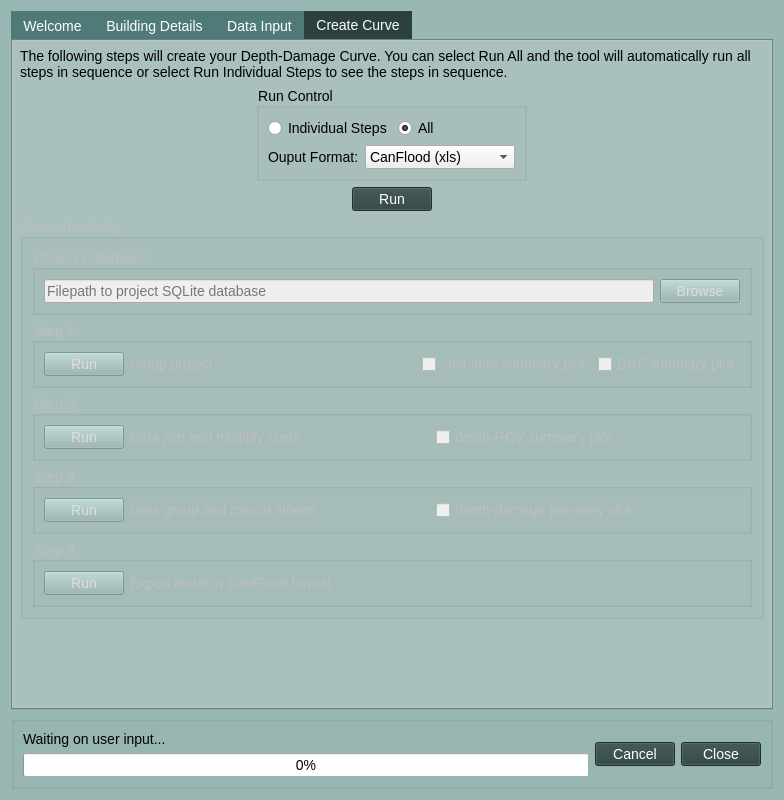
Qt form cancurve/bldgs/cc_bldgs_dialog.ui (NRCan/CanCurve) before a commit.
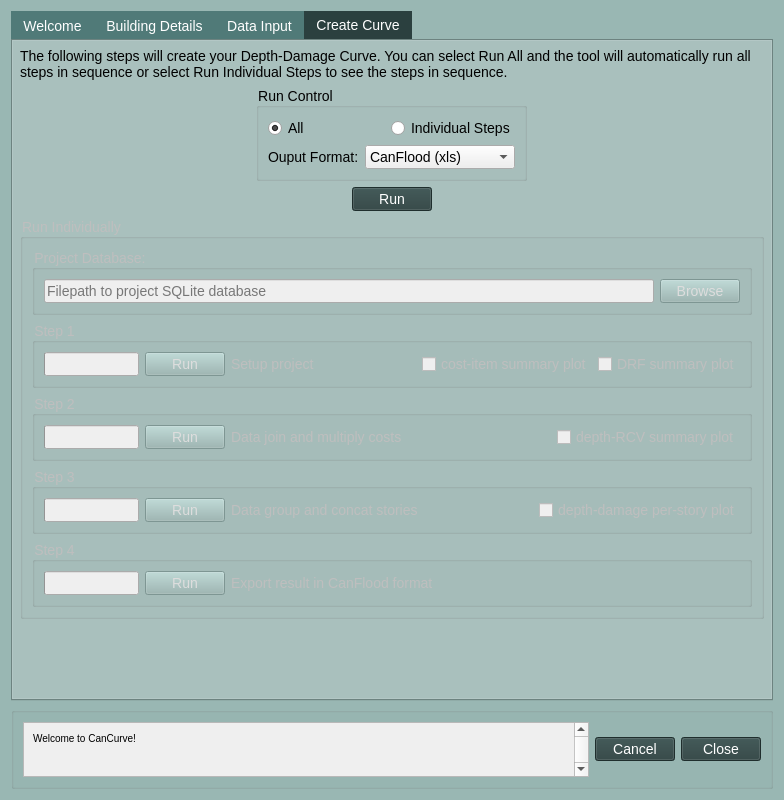
The same form after that commit. Icons and pictures are not drawn.

Patch:
```diff
--- a/cancurve/bldgs/cc_bldgs_dialog.ui
+++ b/cancurve/bldgs/cc_bldgs_dialog.ui
@@ -858,7 +858,7 @@
      </widget>
      <widget class="QWidget" name="tab4actions">
       <property name="sizePolicy">
-       <sizepolicy hsizetype="Expanding" vsizetype="Preferred">
+       <sizepolicy hsizetype="Preferred" vsizetype="Preferred">
         <horstretch>0</horstretch>
         <verstretch>0</verstretch>
        </sizepolicy>
@@ -909,16 +909,6 @@
            <layout class="QVBoxLayout" name="verticalLayout_15">
             <item>
              <layout class="QHBoxLayout" name="horizontalLayout">
-              <item>
-               <widget class="QRadioButton" name="radioButton_tab4actions_runControl_individ">
-                <property name="text">
-                 <string>Individual Steps</string>
-                </property>
-                <attribute name="buttonGroup">
-                 <string notr="true">buttonGroup_runControl</string>
-                </attribute>
-               </widget>
-              </item>
               <item>
                <widget class="QRadioButton" name="radioButton_tab4actions_runControl_all">
                 <property name="text">
@@ -932,6 +922,16 @@
                 </attribute>
                </widget>
               </item>
+              <item>
+               <widget class="QRadioButton" name="radioButton_tab4actions_runControl_individ">
+                <property name="text">
+                 <string>Individual Steps</string>
+                </property>
+                <attribute name="buttonGroup">
+                 <string notr="true">buttonGroup_runControl</string>
+                </attribute>
+               </widget>
+              </item>
              </layout>
             </item>
             <item>
@@ -1041,6 +1041,22 @@
                <string>Step 1</string>
               </property>
               <layout class="QHBoxLayout" name="horizontalLayout_4">
+               <item>
+                <widget class="QProgressBar" name="progressBar_tab4actions_step1">
+                 <property name="sizePolicy">
+                  <sizepolicy hsizetype="Fixed" vsizetype="Fixed">
+                   <horstretch>0</horstretch>
+                   <verstretch>0</verstretch>
+                  </sizepolicy>
+                 </property>
+                 <property name="value">
+                  <number>0</number>
+                 </property>
+                 <property name="textVisible">
+                  <bool>false</bool>
+                 </property>
+                </widget>
+               </item>
                <item>
                 <widget class="QPushButton" name="pushButton_tab4actions_step1">
                  <property name="enabled">
@@ -1069,14 +1085,14 @@
                   <bool>false</bool>
                  </property>
                  <property name="sizePolicy">
-                  <sizepolicy hsizetype="Fixed" vsizetype="Preferred">
+                  <sizepolicy hsizetype="Preferred" vsizetype="Preferred">
                    <horstretch>0</horstretch>
                    <verstretch>0</verstretch>
                   </sizepolicy>
                  </property>
                  <property name="minimumSize">
                   <size>
-                   <width>300</width>
+                   <width>0</width>
                    <height>0</height>
                   </size>
                  </property>
@@ -1085,6 +1101,19 @@
                  </property>
                 </widget>
                </item>
+               <item>
+                <spacer name="horizontalSpacer_3">
+                 <property name="orientation">
+                  <enum>Qt::Horizontal</enum>
+                 </property>
+                 <property name="sizeHint" stdset="0">
+                  <size>
+                   <width>40</width>
+                   <height>20</height>
+                  </size>
+                 </property>
+                </spacer>
+               </item>
                <item>
                 <widget class="QCheckBox" name="checkBox_tab4actions_step1_ciPlot">
                  <property name="enabled">
@@ -1120,6 +1149,22 @@
                <string>Step 2</string>
               </property>
               <layout class="QHBoxLayout" name="horizontalLayout_5">
+               <item>
+                <widget class="QProgressBar" name="progressBar_tab4actions_step2">
+                 <property name="sizePolicy">
+                  <sizepolicy hsizetype="Fixed" vsizetype="Fixed">
+                   <horstretch>0</horstretch>
+                   <verstretch>0</verstretch>
+                  </sizepolicy>
+                 </property>
+                 <property name="value">
+                  <number>0</number>
+                 </property>
+                 <property name="textVisible">
+                  <bool>false</bool>
+                 </property>
+                </widget>
+               </item>
                <item>
                 <widget class="QPushButton" name="pushButton_tab4actions_step2">
                  <property name="enabled">
@@ -1149,7 +1194,7 @@
                  </property>
                  <property name="minimumSize">
                   <size>
-                   <width>300</width>
+                   <width>0</width>
                    <height>0</height>
                   </size>
                  </property>
@@ -1158,6 +1203,19 @@
                  </property>
                 </widget>
                </item>
+               <item>
+                <spacer name="horizontalSpacer_4">
+                 <property name="orientation">
+                  <enum>Qt::Horizontal</enum>
+                 </property>
+                 <property name="sizeHint" stdset="0">
+                  <size>
+                   <width>40</width>
+                   <height>20</height>
+                  </size>
+                 </property>
+                </spacer>
+               </item>
                <item>
                 <widget class="QCheckBox" name="checkBox_tab4actions_step2_plot">
                  <property name="enabled">
@@ -1180,6 +1238,22 @@
                <string>Step 3</string>
               </property>
               <layout class="QHBoxLayout" name="horizontalLayout_6">
+               <item>
+                <widget class="QProgressBar" name="progressBar_tab4actions_step3">
+                 <property name="sizePolicy">
+                  <sizepolicy hsizetype="Fixed" vsizetype="Fixed">
+                   <horstretch>0</horstretch>
+                   <verstretch>0</verstretch>
+                  </sizepolicy>
+                 </property>
+                 <property name="value">
+                  <number>0</number>
+                 </property>
+                 <property name="textVisible">
+                  <bool>false</bool>
+                 </property>
+                </widget>
+               </item>
                <item>
                 <widget class="QPushButton" name="pushButton_tab4actions_step3">
                  <property name="enabled">
@@ -1209,7 +1283,7 @@
                  </property>
                  <property name="minimumSize">
                   <size>
-                   <width>300</width>
+                   <width>0</width>
                    <height>0</height>
                   </size>
                  </property>
@@ -1218,6 +1292,19 @@
                  </property>
                 </widget>
                </item>
+               <item>
+                <spacer name="horizontalSpacer_5">
+                 <property name="orientation">
+                  <enum>Qt::Horizontal</enum>
+                 </property>
+                 <property name="sizeHint" stdset="0">
+                  <size>
+                   <width>40</width>
+                   <height>20</height>
+                  </size>
+                 </property>
+                </spacer>
+               </item>
                <item>
                 <widget class="QCheckBox" name="checkBox_tab4actions_step3_plot">
                  <property name="enabled">
@@ -1240,6 +1327,22 @@
                <string>Step 4</string>
               </property>
               <layout class="QHBoxLayout" name="horizontalLayout_3">
+               <item>
+                <widget class="QProgressBar" name="progressBar_tab4actions_step4">
+                 <property name="sizePolicy">
+                  <sizepolicy hsizetype="Fixed" vsizetype="Fixed">
+                   <horstretch>0</horstretch>
+                   <verstretch>0</verstretch>
+                  </sizepolicy>
+                 </property>
+                 <property name="value">
+                  <number>0</number>
+                 </property>
+                 <property name="textVisible">
+                  <bool>false</bool>
+                 </property>
+                </widget>
+               </item>
                <item>
                 <widget class="QPushButton" name="pushButton_tab4actions_step4">
                  <property name="enabled">
@@ -1262,14 +1365,14 @@
                   <bool>false</bool>
                  </property>
                  <property name="sizePolicy">
-                  <sizepolicy hsizetype="Fixed" vsizetype="Preferred">
+                  <sizepolicy hsizetype="Fixed" vsizetype="Expanding">
                    <horstretch>0</horstretch>
                    <verstretch>0</verstretch>
                   </sizepolicy>
                  </property>
                  <property name="minimumSize">
                   <size>
-                   <width>300</width>
+                   <width>0</width>
                    <height>0</height>
                   </size>
                  </property>
@@ -1321,6 +1424,18 @@
    </item>
    <item>
     <widget class="QGroupBox" name="status">
+     <property name="sizePolicy">
+      <sizepolicy hsizetype="Expanding" vsizetype="Fixed">
+       <horstretch>0</horstretch>
+       <verstretch>0</verstretch>
+      </sizepolicy>
+     </property>
+     <property name="minimumSize">
+      <size>
+       <width>0</width>
+       <height>50</height>
+      </size>
+     </property>
      <property name="title">
       <string/>
      </property>
@@ -1328,17 +1443,95 @@
       <item>
        <layout class="QVBoxLayout" name="verticalLayout_6">
         <item>
-         <widget class="QLabel" name="progressText">
-          <property name="text">
-           <string>Waiting on user input...</string>
+         <widget class="QScrollArea" name="scrollArea_2">
+          <property name="sizePolicy">
+           <sizepolicy hsizetype="Expanding" vsizetype="Fixed">
+            <horstretch>0</horstretch>
+            <verstretch>0</verstretch>
+           </sizepolicy>
           </property>
-         </widget>
-        </item>
-        <item>
-         <widget class="QProgressBar" name="progressBar_2">
-          <property name="value">
-           <number>0</number>
+          <property name="minimumSize">
+           <size>
+            <width>0</width>
+            <height>55</height>
+           </size>
           </property>
+          <property name="maximumSize">
+           <size>
+            <width>16777215</width>
+            <height>60</height>
+           </size>
+          </property>
+          <property name="widgetResizable">
+           <bool>true</bool>
+          </property>
+          <widget class="QWidget" name="scrollAreaWidgetContents_2">
+           <property name="geometry">
+            <rect>
+             <x>0</x>
+             <y>0</y>
+             <width>578</width>
+             <height>55</height>
+            </rect>
+           </property>
+           <property name="sizePolicy">
+            <sizepolicy hsizetype="Preferred" vsizetype="Fixed">
+             <horstretch>0</horstretch>
+             <verstretch>0</verstretch>
+            </sizepolicy>
+           </property>
+           <property name="minimumSize">
+            <size>
+             <width>0</width>
+             <height>55</height>
+            </size>
+           </property>
+           <property name="maximumSize">
+            <size>
+             <width>16777215</width>
+             <height>55</height>
+            </size>
+           </property>
+           <layout class="QVBoxLayout" name="verticalLayout_18">
+            <item>
+             <widget class="QLabel" name="progressText">
+              <property name="sizePolicy">
+               <sizepolicy hsizetype="Expanding" vsizetype="Expanding">
+                <horstretch>0</horstretch>
+                <verstretch>0</verstretch>
+               </sizepolicy>
+              </property>
+              <property name="minimumSize">
+               <size>
+                <width>0</width>
+                <height>50</height>
+               </size>
+              </property>
+              <property name="maximumSize">
+               <size>
+                <width>16777215</width>
+                <height>200</height>
+               </size>
+              </property>
+              <property name="styleSheet">
+               <string notr="true">/* For more specific elements */
+QLabel {
+    font-size: 10px; 
+}</string>
+              </property>
+              <property name="text">
+               <string>Welcome to CanCurve!</string>
+              </property>
+              <property name="alignment">
+               <set>Qt::AlignLeading|Qt::AlignLeft|Qt::AlignTop</set>
+              </property>
+              <property name="wordWrap">
+               <bool>true</bool>
+              </property>
+             </widget>
+            </item>
+           </layout>
+          </widget>
          </widget>
         </item>
        </layout>
@@ -1347,6 +1540,12 @@
        <layout class="QHBoxLayout" name="horizontalLayout_7">
         <item>
          <widget class="QPushButton" name="cancel_pushButton">
+          <property name="sizePolicy">
+           <sizepolicy hsizetype="Fixed" vsizetype="Fixed">
+            <horstretch>0</horstretch>
+            <verstretch>0</verstretch>
+           </sizepolicy>
+          </property>
           <property name="text">
            <string>Cancel</string>
           </property>
@@ -1357,6 +1556,12 @@
         </item>
         <item>
          <widget class="QPushButton" name="close_pushButton">
+          <property name="sizePolicy">
+           <sizepolicy hsizetype="Fixed" vsizetype="Fixed">
+            <horstretch>0</horstretch>
+            <verstretch>0</verstretch>
+           </sizepolicy>
+          </property>
           <property name="text">
            <string>Close</string>
           </property>
```
Left out of the diff: 20 changed lines with no effect on the pictures.
